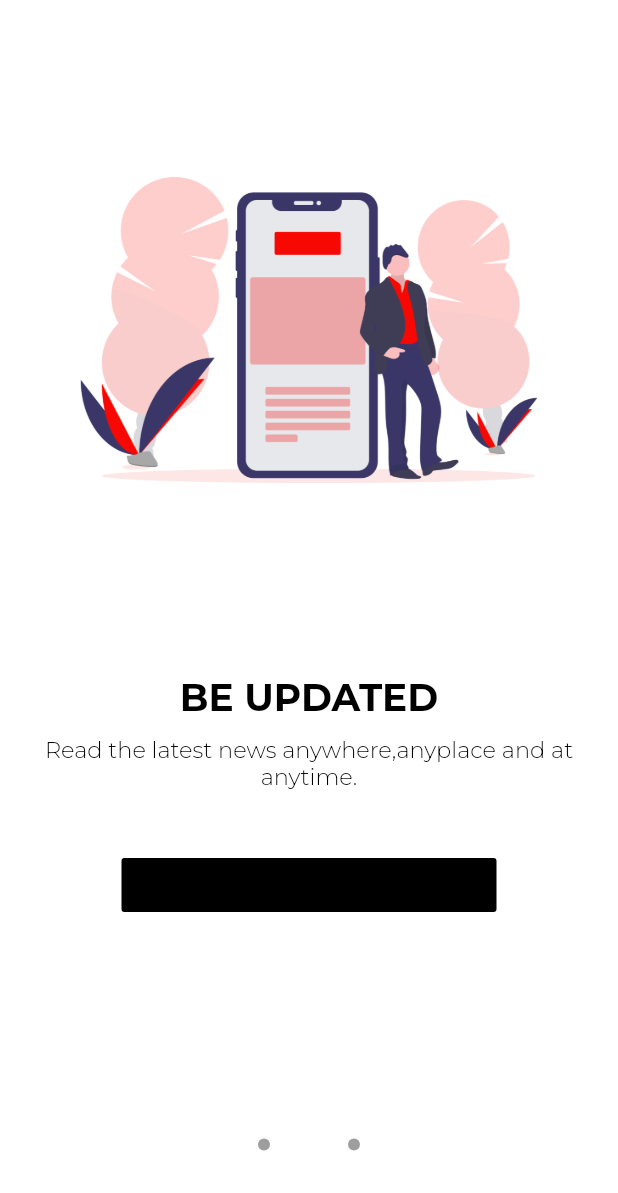
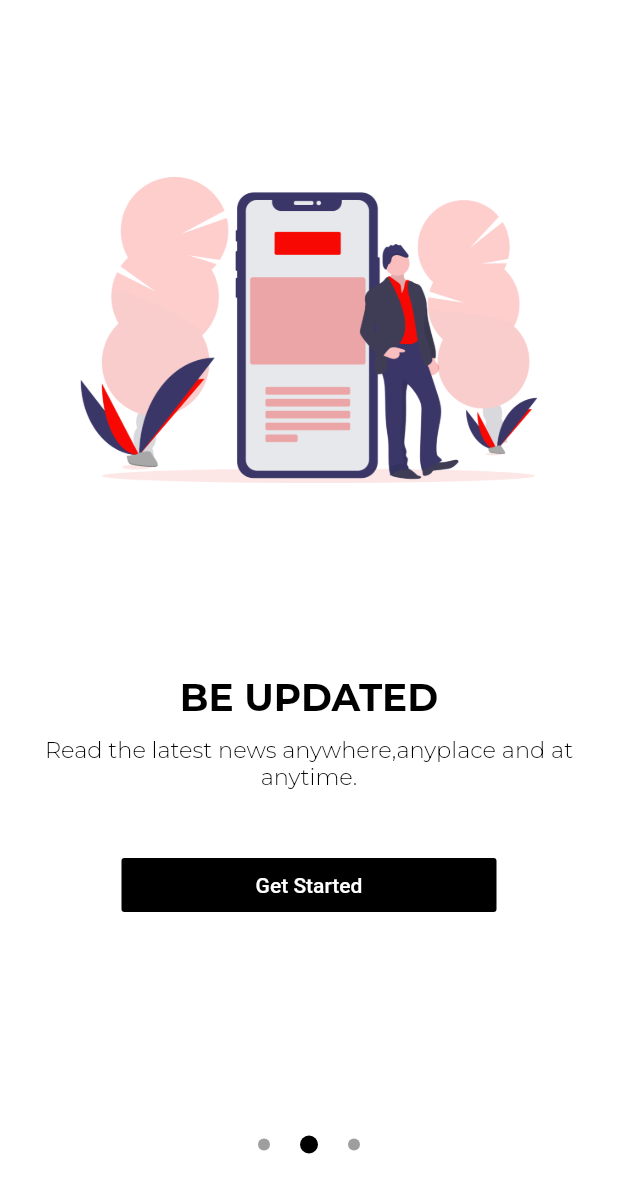
Before and after one commit to kutigbolahan/TOP-News, a Flutter app: the screen it shows after launch, swiped to page 2, on a phone screen of 412 x 824 dp. Shown: the top 1193 px of the screen. Run offline on Flutter 3.47's test engine with Material 2 defaults, Android fonts, the phone set to English and light mode, and no system bars; our stand-ins replace built_collection, built_value, cached_network_image, flutter_spinkit, google_fonts, moor_flutter; generated files the repository leaves out were written again.

Commit message:
Changes to be committed:

```diff
--- a/lib/widgets/slide_dots.dart
+++ b/lib/widgets/slide_dots.dart
@@ -11,7 +11,7 @@ class SlideDots extends StatelessWidget {
       height: isActive ? 12 : 8,
       width: isActive?12:8,
       decoration: BoxDecoration(
-        color: isActive?Theme.of(context).primaryColor: Colors.grey,
+        color: isActive?Colors.black: Colors.grey,
         borderRadius: BorderRadius.all(Radius.circular(12))
       ),
     );
--- a/lib/widgets/slide_item.dart
+++ b/lib/widgets/slide_item.dart
@@ -49,7 +49,7 @@ class SlideItem extends StatelessWidget {
           child: FlatButton(
             color: Colors.black,
 
-            child: Text('Get Started'),
+            child: Text('Get Started',style: TextStyle(color:Colors.white),),
             onPressed: (){
               Navigator.pushAndRemoveUntil(context, MaterialPageRoute(builder: (context)=> Sports()), (route) => false) ;   // (context, MaterialPageRoute(builder: (context)=> Sports( )));
             }),
```
Also changed, not shown: lib/model/favourites.dart (+15 -0 lines), lib/views/sports.dart (+31 -18 lines), pubspec.lock.
